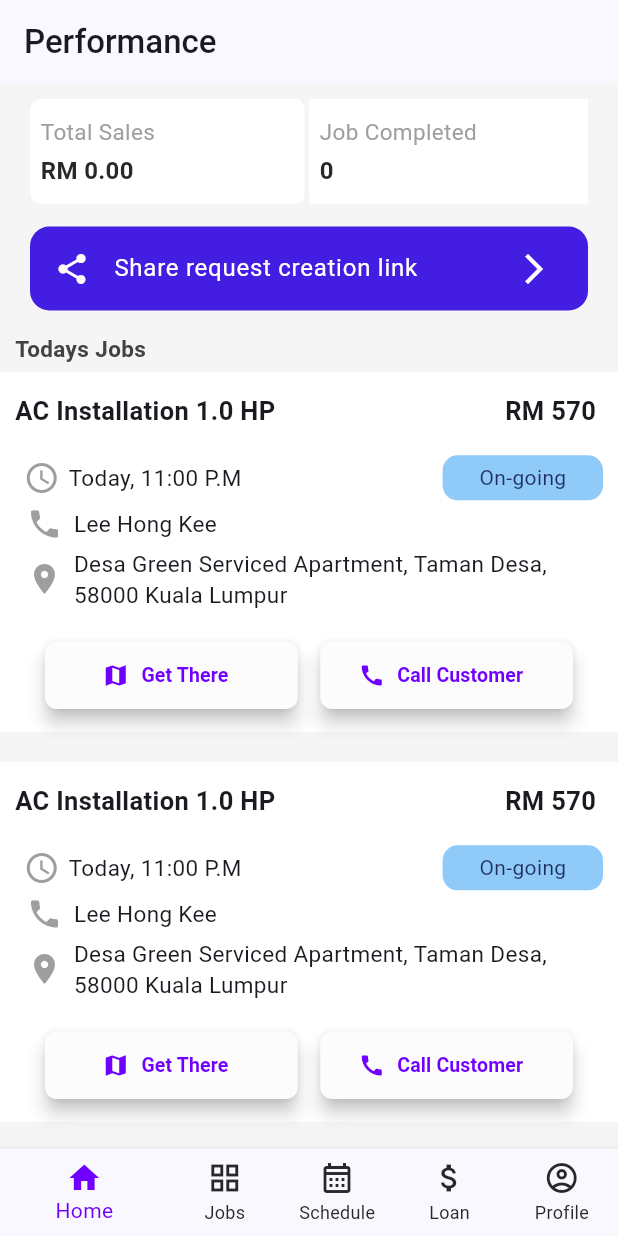
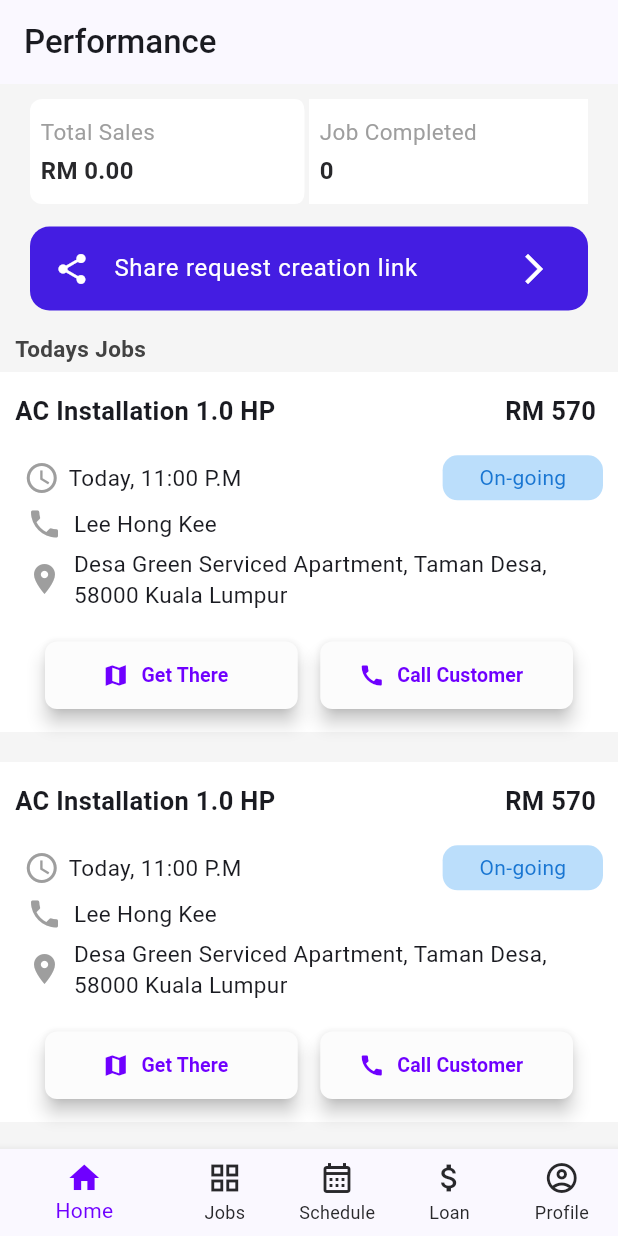
Before and after one commit to AdlilAfiq11/WorkPulse_flutter_frontend, a Flutter app: the screen it shows after launch, after a tap on "Login", on a phone screen of 412 x 824 dp. Run offline on Flutter 3.47's test engine with Material 3 defaults, Android fonts, the phone set to English and light mode, and no system bars; our stand-ins replace dotted_border, fluentui_system_icons; missing offline and left inert: syncfusion_flutter_signaturepad.

Commit message:
minor update job component

```diff
--- a/lib/components/job_component.dart
+++ b/lib/components/job_component.dart
@@ -1,11 +1,13 @@
 import 'package:flutter/material.dart';
 import 'package:workpulse_flutter_frontend/models/color_model.dart';
+import 'package:workpulse_flutter_frontend/utils/main_utils.dart';
 import 'package:workpulse_flutter_frontend/views/jobs/job_details.dart';
 
+//TODO:Job Card
 Widget createJobCard(BuildContext context) {
   return InkWell(
-    onTap: () => Navigator.push(context,
-        MaterialPageRoute(builder: (context) => const JobDetailsView())),
+    onTap: () =>
+        Navigator.push(context, SlideRoute(page: const JobDetailsView())),
     child: Container(
       height: 240,
       color: Colors.white,
@@ -60,13 +62,15 @@ Widget createJobCard(BuildContext context) {
                   child: Container(
                     height: 30,
                     decoration: BoxDecoration(
-                      color: Colors.blue.shade200,
+                      color: Colors.blue.shade100,
                       borderRadius: BorderRadius.circular(10),
                     ),
                     child: Center(
                         child: Text(
                       'On-going',
-                      style: TextStyle(color: AppColor().blueZodiac),
+                      style: TextStyle(
+                        color: Colors.blue.shade700,
+                      ),
                     )),
                   ),
                 ),
```
